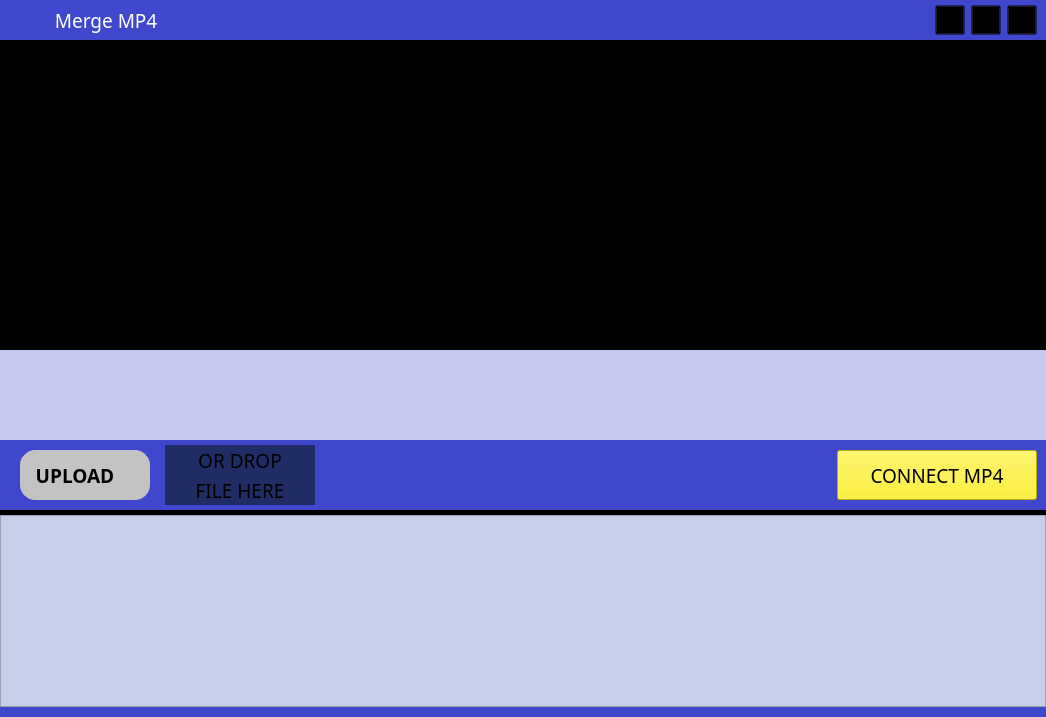
ideadev777/VideoMergeKit, file mainwindow.ui: the form before one commit.
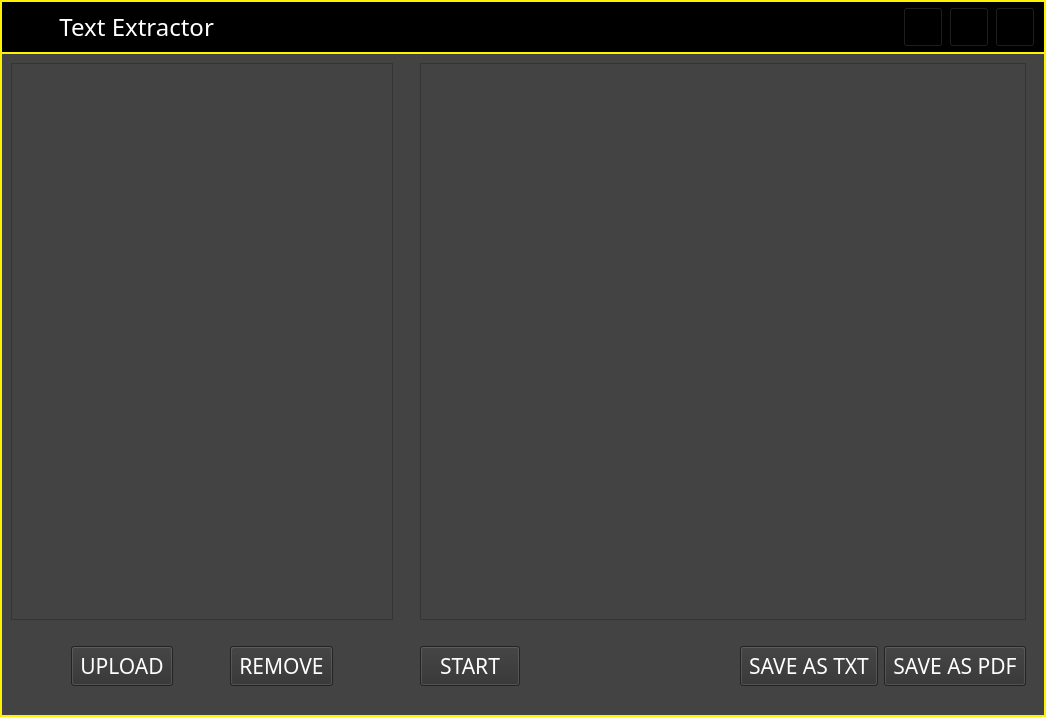
The form after the commit. Icons and pictures are not drawn. Custom widgets are drawn as their Qt base class.

What changed in the file:
```diff
--- a/mainwindow.ui
+++ b/mainwindow.ui
@@ -19,566 +19,44 @@
   </property>
   <widget class="QWidget" name="centralwidget">
    <property name="styleSheet">
-    <string notr="true">QWidget
-{
-background:#3F48CC;
-}</string>
+    <string notr="true">background:#fff200;</string>
    </property>
    <layout class="QGridLayout" name="gridLayout">
     <property name="leftMargin">
-     <number>0</number>
+     <number>2</number>
     </property>
     <property name="topMargin">
-     <number>0</number>
+     <number>2</number>
     </property>
     <property name="rightMargin">
-     <number>0</number>
+     <number>2</number>
     </property>
     <property name="bottomMargin">
-     <number>10</number>
+     <number>2</number>
     </property>
     <property name="spacing">
-     <number>0</number>
+     <number>2</number>
     </property>
-    <item row="2" column="0">
-     <widget class="CxVideoLW" name="lw_video">
-      <property name="sizePolicy">
-       <sizepolicy hsizetype="Expanding" vsizetype="Fixed">
-        <horstretch>0</horstretch>
-        <verstretch>0</verstretch>
-       </sizepolicy>
-      </property>
-      <property name="maximumSize">
-       <size>
-        <width>16777215</width>
-        <height>16777215</height>
-       </size>
-      </property>
-      <property name="styleSheet">
-       <string notr="true">QListWidget
-{
-background:#c5cfe8;
-}</string>
-      </property>
-     </widget>
-    </item>
-    <item row="1" column="0">
-     <widget class="QWidget" name="w_main" native="true">
-      <property name="minimumSize">
-       <size>
-        <width>0</width>
-        <height>0</height>
-       </size>
-      </property>
-      <property name="maximumSize">
-       <size>
-        <width>16777215</width>
-        <height>16777215</height>
-       </size>
-      </property>
-      <property name="styleSheet">
-       <string notr="true">QWidget
-{
-background:#000000;
-}</string>
-      </property>
-      <layout class="QGridLayout" name="gridLayout_2">
-       <property name="leftMargin">
-        <number>0</number>
-       </property>
-       <property name="topMargin">
-        <number>3</number>
-       </property>
-       <property name="rightMargin">
-        <number>0</number>
-       </property>
-       <property name="bottomMargin">
-        <number>5</number>
-       </property>
-       <property name="spacing">
-        <number>0</number>
-       </property>
-       <item row="0" column="0">
-        <widget class="QWidget" name="w_screen" native="true">
-         <property name="minimumSize">
-          <size>
-           <width>0</width>
-           <height>0</height>
-          </size>
-         </property>
-         <property name="maximumSize">
-          <size>
-           <width>16777215</width>
-           <height>16777215</height>
-          </size>
-         </property>
-         <property name="styleSheet">
-          <string notr="true"/>
-         </property>
-         <layout class="QGridLayout" name="gridLayout_3">
-          <property name="leftMargin">
-           <number>0</number>
-          </property>
-          <property name="topMargin">
-           <number>0</number>
-          </property>
-          <property name="rightMargin">
-           <number>0</number>
-          </property>
-          <property name="bottomMargin">
-           <number>0</number>
-          </property>
-          <property name="spacing">
-           <number>0</number>
-          </property>
-          <item row="0" column="0">
-           <widget class="QWidget" name="widget_6" native="true">
-            <layout class="QGridLayout" name="gridLayout_4">
-             <property name="leftMargin">
-              <number>0</number>
-             </property>
-             <property name="topMargin">
-              <number>0</number>
-             </property>
-             <property name="rightMargin">
-              <number>0</number>
-             </property>
-             <property name="bottomMargin">
-              <number>0</number>
-             </property>
-             <property name="spacing">
-              <number>0</number>
-             </property>
-             <item row="0" column="0">
-              <widget class="CxVideoView" name="lbl_screen">
-               <property name="sizePolicy">
-                <sizepolicy hsizetype="Preferred" vsizetype="Minimum">
-                 <horstretch>0</horstretch>
-                 <verstretch>0</verstretch>
-                </sizepolicy>
-               </property>
-               <property name="minimumSize">
-                <size>
-                 <width>0</width>
-                 <height>0</height>
-                </size>
-               </property>
-               <property name="maximumSize">
-                <size>
-                 <width>1111111</width>
-                 <height>16777215</height>
-                </size>
-               </property>
-               <property name="styleSheet">
-                <string notr="true"/>
-               </property>
-               <property name="text">
-                <string/>
-               </property>
-              </widget>
-             </item>
-            </layout>
-           </widget>
-          </item>
-         </layout>
-        </widget>
-       </item>
-       <item row="1" column="0">
-        <widget class="QWidget" name="w_control" native="true">
-         <property name="minimumSize">
-          <size>
-           <width>0</width>
-           <height>160</height>
-          </size>
-         </property>
-         <property name="maximumSize">
-          <size>
-           <width>16777215</width>
-           <height>160</height>
-          </size>
-         </property>
-         <property name="styleSheet">
-          <string notr="true">QWidget
-{
-background:#3F48CC;
-}</string>
-         </property>
-         <layout class="QGridLayout" name="gridLayout_9">
-          <property name="leftMargin">
-           <number>0</number>
-          </property>
-          <property name="topMargin">
-           <number>0</number>
-          </property>
-          <property name="rightMargin">
-           <number>0</number>
-          </property>
-          <property name="bottomMargin">
-           <number>5</number>
-          </property>
-          <property name="horizontalSpacing">
-           <number>0</number>
-          </property>
-          <property name="verticalSpacing">
-           <number>5</number>
-          </property>
-          <item row="1" column="0">
-           <widget class="QWidget" name="widget_11" native="true">
-            <property name="minimumSize">
-             <size>
-              <width>0</width>
-              <height>60</height>
-             </size>
-            </property>
-            <property name="maximumSize">
-             <size>
-              <width>16777215</width>
-              <height>60</height>
-             </size>
-            </property>
-            <property name="styleSheet">
-             <string notr="true"/>
-            </property>
-            <layout class="QGridLayout" name="gridLayout_10">
-             <property name="leftMargin">
-              <number>20</number>
-             </property>
-             <property name="topMargin">
-              <number>0</number>
-             </property>
-             <property name="bottomMargin">
-              <number>0</number>
-             </property>
-             <property name="horizontalSpacing">
-              <number>15</number>
-             </property>
-             <item row="0" column="1">
-              <widget class="CxDropPanel" name="w_upload" native="true">
-               <property name="minimumSize">
-                <size>
-                 <width>150</width>
-                 <height>60</height>
-                </size>
-               </property>
-               <property name="maximumSize">
-                <size>
-                 <width>150</width>
-                 <height>60</height>
-                </size>
-               </property>
-               <property name="styleSheet">
-                <string notr="true">QWidget
-{
-background:#202D64;
-}</string>
-               </property>
-               <layout class="QGridLayout" name="gridLayout_6">
-                <property name="leftMargin">
-                 <number>0</number>
-                </property>
-                <property name="topMargin">
-                 <number>0</number>
-                </property>
-                <property name="rightMargin">
-                 <number>0</number>
-                </property>
-                <property name="bottomMargin">
-                 <number>0</number>
-                </property>
-                <property name="spacing">
-                 <number>0</number>
-                </property>
-                <item row="1" column="0">
-                 <widget class="QLabel" name="label">
-                  <property name="font">
-                   <font>
-                    <family>Franklin Gothic Heavy</family>
-                    <pointsize>14</pointsize>
-                    <weight>50</weight>
-                    <bold>false</bold>
-                   </font>
-                  </property>
-                  <property name="styleSheet">
-                   <string notr="true"/>
-                  </property>
-                  <property name="text">
-                   <string>FILE HERE</string>
-                  </property>
-                  <property name="alignment">
-                   <set>Qt::AlignCenter</set>
-                  </property>
-                 </widget>
-                </item>
-                <item row="0" column="0">
-                 <widget class="QLabel" name="label_2">
-                  <property name="font">
-                   <font>
-                    <family>Franklin Gothic Heavy</family>
-                    <pointsize>14</pointsize>
-                    <weight>50</weight>
-                    <bold>false</bold>
-                   </font>
-                  </property>
-                  <property name="styleSheet">
-                   <string notr="true"/>
-                  </property>
-                  <property name="text">
-                   <string>OR DROP</string>
-                  </property>
-                  <property name="alignment">
-                   <set>Qt::AlignCenter</set>
-                  </property>
-                 </widget>
-                </item>
-               </layout>
-              </widget>
-             </item>
-             <item row="0" column="3">
-              <widget class="QToolButton" name="tb_merge">
-               <property name="minimumSize">
-                <size>
-                 <width>200</width>
-                 <height>50</height>
-                </size>
-               </property>
-               <property name="maximumSize">
-                <size>
-                 <width>220</width>
-                 <height>50</height>
-                </size>
-               </property>
-               <property name="font">
-                <font>
-                 <family>Franklin Gothic Heavy</family>
-                 <pointsize>14</pointsize>
-                </font>
-               </property>
-               <property name="styleSheet">
-                <string notr="true">QToolButton
-{
-background:#fff200;
-}
-
-QToolButton:Hover
-{
-background:#ffd96a;
-}</string>
-               </property>
-               <property name="text">
-                <string>CONNECT MP4</string>
-               </property>
-               <property name="icon">
-                <iconset resource="mainwindow.qrc">
-                 <normaloff>:/res/icon/link.png</normaloff>:/res/icon/link.png</iconset>
-               </property>
-               <property name="iconSize">
-                <size>
-                 <width>40</width>
-                 <height>40</height>
-                </size>
-               </property>
-               <property name="toolButtonStyle">
-                <enum>Qt::ToolButtonTextBesideIcon</enum>
-               </property>
-              </widget>
-             </item>
-             <item row="0" column="2">
-              <spacer name="horizontalSpacer">
-               <property name="orientation">
-                <enum>Qt::Horizontal</enum>
-               </property>
-               <property name="sizeHint" stdset="0">
-                <size>
-                 <width>40</width>
-                 <height>20</height>
-                </size>
-               </property>
-              </spacer>
-             </item>
-             <item row="0" column="0">
-              <widget class="QWidget" name="widget_10" native="true">
-               <property name="minimumSize">
-                <size>
-                 <width>0</width>
-                 <height>50</height>
-                </size>
-               </property>
-               <property name="maximumSize">
-                <size>
-                 <width>16777215</width>
-                 <height>50</height>
-                </size>
-               </property>
-               <property name="styleSheet">
-                <string notr="true">QWidget
-{
-background:#c3c3c3;
-border:1px solid #c3c3c3;
-border-radius:15px;
-}</string>
-               </property>
-               <layout class="QGridLayout" name="gridLayout_8">
-                <property name="leftMargin">
-                 <number>8</number>
-                </property>
-                <property name="topMargin">
-                 <number>5</number>
-                </property>
-                <property name="rightMargin">
-                 <number>8</number>
-                </property>
-                <property name="bottomMargin">
-                 <number>5</number>
-                </property>
-                <property name="horizontalSpacing">
-                 <number>0</number>
-                </property>
-                <item row="0" column="0">
-                 <widget class="QToolButton" name="tb_upload">
-                  <property name="sizePolicy">
-                   <sizepolicy hsizetype="Minimum" vsizetype="Minimum">
-                    <horstretch>0</horstretch>
-                    <verstretch>0</verstretch>
-                   </sizepolicy>
-                  </property>
-                  <property name="font">
-                   <font>
-                    <family>Franklin Gothic Heavy</family>
-                    <pointsize>14</pointsize>
-                    <weight>75</weight>
-                    <bold>true</bold>
-                   </font>
-                  </property>
-                  <property name="styleSheet">
-                   <string notr="true"/>
-                  </property>
-                  <property name="text">
-                   <string>UPLOAD</string>
-                  </property>
-                 </widget>
-                </item>
-                <item row="0" column="1">
-                 <widget class="QToolButton" name="tb_upload_menu">
-                  <property name="sizePolicy">
-                   <sizepolicy hsizetype="Minimum" vsizetype="Minimum">
-                    <horstretch>0</horstretch>
-                    <verstretch>0</verstretch>
-                   </sizepolicy>
-                  </property>
-                  <property name="minimumSize">
-                   <size>
-                    <width>20</width>
-                    <height>0</height>
-                   </size>
-                  </property>
-                  <property name="maximumSize">
-                   <size>
-                    <width>20</width>
-                    <height>16777215</height>
-                   </size>
-                  </property>
-                  <property name="font">
-                   <font>
-                    <family>Franklin Gothic Heavy</family>
-                    <pointsize>12</pointsize>
-                    <weight>75</weight>
-                    <bold>true</bold>
-                   </font>
-                  </property>
-                  <property name="styleSheet">
-                   <string notr="true">QToolButton
-{
-background:transparent;
-color:#fff200;
-}</string>
-                  </property>
-                  <property name="text">
-                   <string/>
-                  </property>
-                  <property name="icon">
-                   <iconset resource="mainwindow.qrc">
-                    <normaloff>:/res/icon/drop-down-arrow.png</normaloff>:/res/icon/drop-down-arrow.png</iconset>
-                  </property>
-                  <property name="iconSize">
-                   <size>
-                    <width>13</width>
-                    <height>13</height>
-                   </size>
-                  </property>
-                 </widget>
-                </item>
-               </layout>
-              </widget>
-             </item>
-            </layout>
-           </widget>
-          </item>
-          <item row="0" column="0">
-           <widget class="QWidget" name="w_seek" native="true">
-            <property name="minimumSize">
-             <size>
-              <width>0</width>
-              <height>90</height>
-             </size>
-            </property>
-            <property name="maximumSize">
-             <size>
-              <width>16777215</width>
-              <height>90</height>
-             </size>
-            </property>
-            <property name="styleSheet">
-             <string notr="true">QWidget
-{
-background:#C5C8EF;
-}</string>
-            </property>
-            <layout class="QGridLayout" name="gridLayout_5">
-             <property name="leftMargin">
-              <number>0</number>
-             </property>
-             <property name="topMargin">
-              <number>0</number>
-             </property>
-             <property name="rightMargin">
-              <number>0</number>
-             </property>
-             <property name="bottomMargin">
-              <number>0</number>
-             </property>
-             <property name="spacing">
-              <number>0</number>
-             </property>
-             <item row="0" column="0">
-              <widget class="CxTrimBar" name="lbl_main_seek">
-               <property name="text">
-                <string/>
-               </property>
-              </widget>
-             </item>
-            </layout>
-           </widget>
-          </item>
-         </layout>
-        </widget>
-       </item>
-      </layout>
-     </widget>
-    </item>
     <item row="0" column="0">
      <widget class="QWidget" name="w_top" native="true">
       <property name="minimumSize">
        <size>
         <width>0</width>
-        <height>40</height>
+        <height>50</height>
        </size>
       </property>
       <property name="maximumSize">
        <size>
         <width>16777215</width>
-        <height>40</height>
+        <height>50</height>
        </size>
       </property>
+      <property name="styleSheet">
+       <string notr="true">QWidget
+{
+background:black;
+}</string>
+      </property>
       <layout class="QGridLayout" name="gridLayout_7">
        <property name="topMargin">
         <number>0</number>
@@ -602,8 +80,8 @@
          </property>
          <property name="font">
           <font>
-           <family>Franklin Gothic Heavy</family>
-           <pointsize>14</pointsize>
+           <family>Impact</family>
+           <pointsize>18</pointsize>
           </font>
          </property>
          <property name="styleSheet">
@@ -613,7 +91,7 @@
 }</string>
          </property>
          <property name="text">
-          <string>  Merge MP4   </string>
+          <string>  Text Extractor   </string>
          </property>
         </widget>
        </item>
@@ -646,14 +124,14 @@
         <widget class="QToolButton" name="tb_minimize">
          <property name="minimumSize">
           <size>
-           <width>30</width>
-           <height>30</height>
+           <width>40</width>
+           <height>40</height>
           </size>
          </property>
          <property name="maximumSize">
           <size>
-           <width>30</width>
-           <height>30</height>
+           <width>40</width>
+           <height>40</height>
           </size>
          </property>
          <property name="styleSheet">
@@ -671,8 +149,8 @@
          </property>
          <property name="iconSize">
           <size>
-           <width>30</width>
-           <height>30</height>
+           <width>40</width>
+           <height>40</height>
           </size>
          </property>
         </widget>
@@ -681,14 +159,14 @@
         <widget class="QToolButton" name="tb_close">
          <property name="minimumSize">
           <size>
-           <width>30</width>
-           <height>30</height>
+           <width>40</width>
+           <height>40</height>
           </size>
          </property>
          <property name="maximumSize">
           <size>
-           <width>30</width>
-           <height>30</height>
+           <width>40</width>
+           <height>40</height>
           </size>
          </property>
          <property name="styleSheet">
@@ -706,8 +184,8 @@
          </property>
          <property name="iconSize">
           <size>
-           <width>30</width>
-           <height>30</height>
+           <width>40</width>
+           <height>40</height>
           </size>
          </property>
         </widget>
@@ -716,14 +194,14 @@
         <widget class="QToolButton" name="tb_restore">
          <property name="minimumSize">
           <size>
-           <width>30</width>
-           <height>30</height>
+           <width>40</width>
+           <height>40</height>
           </size>
          </property>
          <property name="maximumSize">
           <size>
-           <width>30</width>
-           <height>30</height>
+           <width>40</width>
+           <height>40</height>
           </size>
          </property>
          <property name="styleSheet">
@@ -742,8 +220,8 @@
          </property>
          <property name="iconSize">
           <size>
-           <width>30</width>
-           <height>30</height>
+           <width>40</width>
+           <height>40</height>
           </size>
          </property>
          <property name="checkable">
@@ -770,30 +248,310 @@
       </layout>
      </widget>
     </item>
+    <item row="1" column="0">
+     <widget class="QWidget" name="w_main" native="true">
+      <property name="minimumSize">
+       <size>
+        <width>0</width>
+        <height>0</height>
+       </size>
+      </property>
+      <property name="maximumSize">
+       <size>
+        <width>16777215</width>
+        <height>16777215</height>
+       </size>
+      </property>
+      <property name="styleSheet">
+       <string notr="true">QWidget
+{
+background:#434343;
+}</string>
+      </property>
+      <layout class="QGridLayout" name="gridLayout_2">
+       <property name="leftMargin">
+        <number>0</number>
+       </property>
+       <property name="topMargin">
+        <number>0</number>
+       </property>
+       <property name="rightMargin">
+        <number>0</number>
+       </property>
+       <property name="bottomMargin">
+        <number>0</number>
+       </property>
+       <property name="spacing">
+        <number>0</number>
+       </property>
+       <item row="0" column="0">
+        <widget class="QWidget" name="w_left" native="true">
+         <property name="minimumSize">
+          <size>
+           <width>400</width>
+           <height>0</height>
+          </size>
+         </property>
+         <property name="maximumSize">
+          <size>
+           <width>400</width>
+           <height>16777215</height>
+          </size>
+         </property>
+         <layout class="QGridLayout" name="gridLayout_4">
+          <item row="0" column="0">
+           <widget class="CxMediaList" name="listWidget"/>
+          </item>
+          <item row="1" column="0">
+           <widget class="QWidget" name="widget" native="true">
+            <property name="minimumSize">
+             <size>
+              <width>0</width>
+              <height>80</height>
+             </size>
+            </property>
+            <property name="maximumSize">
+             <size>
+              <width>16777215</width>
+              <height>80</height>
+             </size>
+            </property>
+            <layout class="QGridLayout" name="gridLayout_8">
+             <item row="0" column="0">
+              <widget class="QToolButton" name="tb_upload">
+               <property name="minimumSize">
+                <size>
+                 <width>100</width>
+                 <height>40</height>
+                </size>
+               </property>
+               <property name="font">
+                <font>
+                 <family>Impact</family>
+                 <pointsize>16</pointsize>
+                </font>
+               </property>
+               <property name="styleSheet">
+                <string notr="true">QToolButton
+{
+color:white;
+background:#313131;
+}
+
+QToolButton:Hover
+{
+color:white;
+background:#575757;
+}</string>
+               </property>
+               <property name="text">
+                <string>UPLOAD</string>
+               </property>
+              </widget>
+             </item>
+             <item row="0" column="1">
+              <widget class="QToolButton" name="tb_remove">
+               <property name="minimumSize">
+                <size>
+                 <width>100</width>
+                 <height>40</height>
+                </size>
+               </property>
+               <property name="font">
+                <font>
+                 <family>Impact</family>
+                 <pointsize>16</pointsize>
+                </font>
+               </property>
+               <property name="styleSheet">
+                <string notr="true">QToolButton
+{
+color:white;
+background:#313131;
+}
+
+QToolButton:Hover
+{
+color:white;
+background:#575757;
+}</string>
+               </property>
+               <property name="text">
+                <string>REMOVE</string>
+               </property>
+              </widget>
+             </item>
+            </layout>
+           </widget>
+          </item>
+         </layout>
+        </widget>
+       </item>
+       <item row="0" column="1">
+        <widget class="QWidget" name="w_right" native="true">
+         <property name="sizePolicy">
+          <sizepolicy hsizetype="Expanding" vsizetype="Expanding">
+           <horstretch>0</horstretch>
+           <verstretch>0</verstretch>
+          </sizepolicy>
+         </property>
+         <layout class="QGridLayout" name="gridLayout_3">
+          <item row="0" column="0">
+           <widget class="QWidget" name="w_right_top" native="true">
+            <layout class="QGridLayout" name="gridLayout_5">
+             <property name="topMargin">
+              <number>0</number>
+             </property>
+             <property name="bottomMargin">
+              <number>0</number>
+             </property>
+             <item row="1" column="0">
+              <widget class="QTextEdit" name="textEdit"/>
+             </item>
+            </layout>
+           </widget>
+          </item>
+          <item row="1" column="0">
+           <widget class="QWidget" name="w_right_bottom" native="true">
+            <property name="minimumSize">
+             <size>
+              <width>0</width>
+              <height>80</height>
+             </size>
+            </property>
+            <property name="maximumSize">
+             <size>
+              <width>16777215</width>
+              <height>80</height>
+             </size>
+            </property>
+            <layout class="QGridLayout" name="gridLayout_6">
+             <item row="0" column="0">
+              <widget class="QToolButton" name="tb_start">
+               <property name="minimumSize">
+                <size>
+                 <width>100</width>
+                 <height>40</height>
+                </size>
+               </property>
+               <property name="font">
+                <font>
+                 <family>Impact</family>
+                 <pointsize>16</pointsize>
+                </font>
+               </property>
+               <property name="styleSheet">
+                <string notr="true">QToolButton
+{
+color:white;
+background:#313131;
+}
+
+QToolButton:Hover
+{
+color:white;
+background:#575757;
+}</string>
+               </property>
+               <property name="text">
+                <string>START</string>
+               </property>
+              </widget>
+             </item>
+             <item row="0" column="2">
+              <widget class="QToolButton" name="tb_save_txt">
+               <property name="minimumSize">
+                <size>
+                 <width>130</width>
+                 <height>40</height>
+                </size>
+               </property>
+               <property name="font">
+                <font>
+                 <family>Impact</family>
+                 <pointsize>16</pointsize>
+                </font>
+               </property>
+               <property name="styleSheet">
+                <string notr="true">QToolButton
+{
+color:white;
+background:#313131;
+}
+
+QToolButton:Hover
+{
+color:white;
+background:#575757;
+}</string>
+               </property>
+               <property name="text">
+                <string>SAVE AS TXT</string>
+               </property>
+              </widget>
+             </item>
+             <item row="0" column="3">
+              <widget class="QToolButton" name="tb_save_pdf">
+               <property name="minimumSize">
+                <size>
+                 <width>130</width>
+                 <height>40</height>
+                </size>
+               </property>
+               <property name="font">
+                <font>
+                 <family>Impact</family>
+                 <pointsize>16</pointsize>
+                </font>
+               </property>
+               <property name="styleSheet">
+                <string notr="true">QToolButton
+{
+color:white;
+background:#313131;
+}
+
+QToolButton:Hover
+{
+color:white;
+background:#575757;
+}</string>
+               </property>
+               <property name="text">
+                <string>SAVE AS PDF</string>
+               </property>
+              </widget>
+             </item>
+             <item row="0" column="1">
+              <spacer name="horizontalSpacer">
+               <property name="orientation">
+                <enum>Qt::Horizontal</enum>
+               </property>
+               <property name="sizeHint" stdset="0">
+                <size>
+                 <width>40</width>
+                 <height>20</height>
+                </size>
+               </property>
+              </spacer>
+             </item>
+            </layout>
+           </widget>
+          </item>
+         </layout>
+        </widget>
+       </item>
+      </layout>
+     </widget>
+    </item>
    </layout>
   </widget>
  </widget>
  <customwidgets>
   <customwidget>
-   <class>CxDropPanel</class>
-   <extends>QWidget</extends>
-   <header>cxdroppanel.h</header>
-   <container>1</container>
-  </customwidget>
-  <customwidget>
-   <class>CxVideoLW</class>
+   <class>CxMediaList</class>
    <extends>QListWidget</extends>
-   <header>cxvideolw.h</header>
-  </customwidget>
-  <customwidget>
-   <class>CxTrimBar</class>
-   <extends>QLabel</extends>
-   <header>cxtrimbar.h</header>
-  </customwidget>
-  <customwidget>
-   <class>CxVideoView</class>
-   <extends>QLabel</extends>
-   <header>cxvideoview.h</header>
+   <header>cxmedialist.h</header>
   </customwidget>
  </customwidgets>
  <resources>
```
